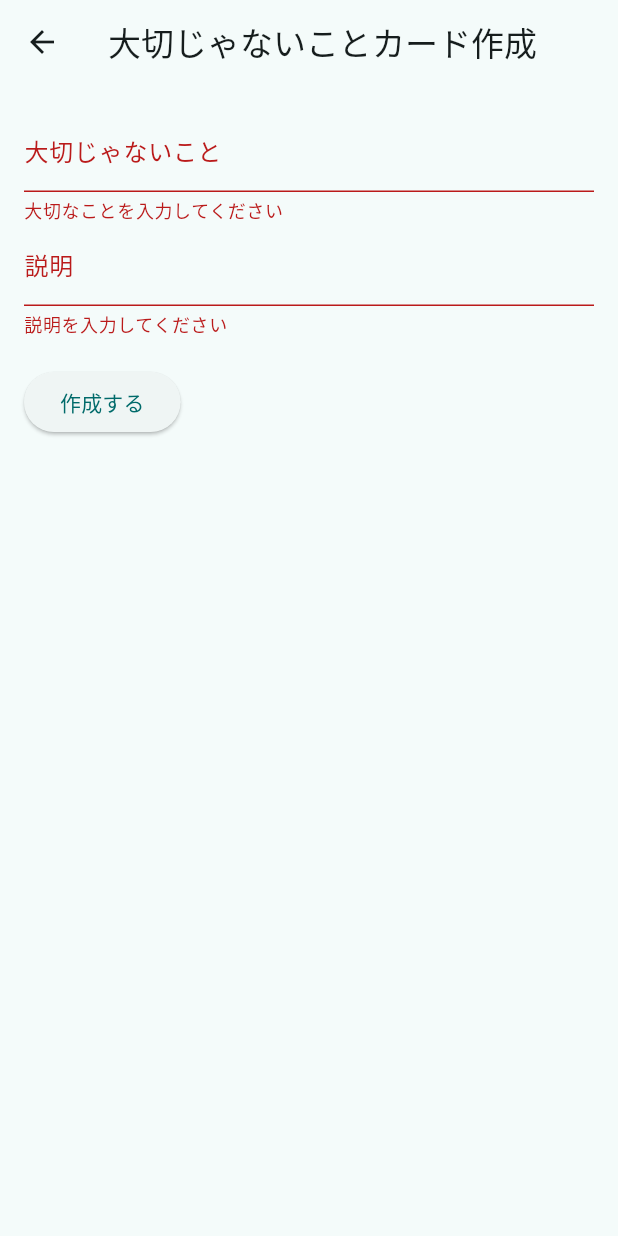
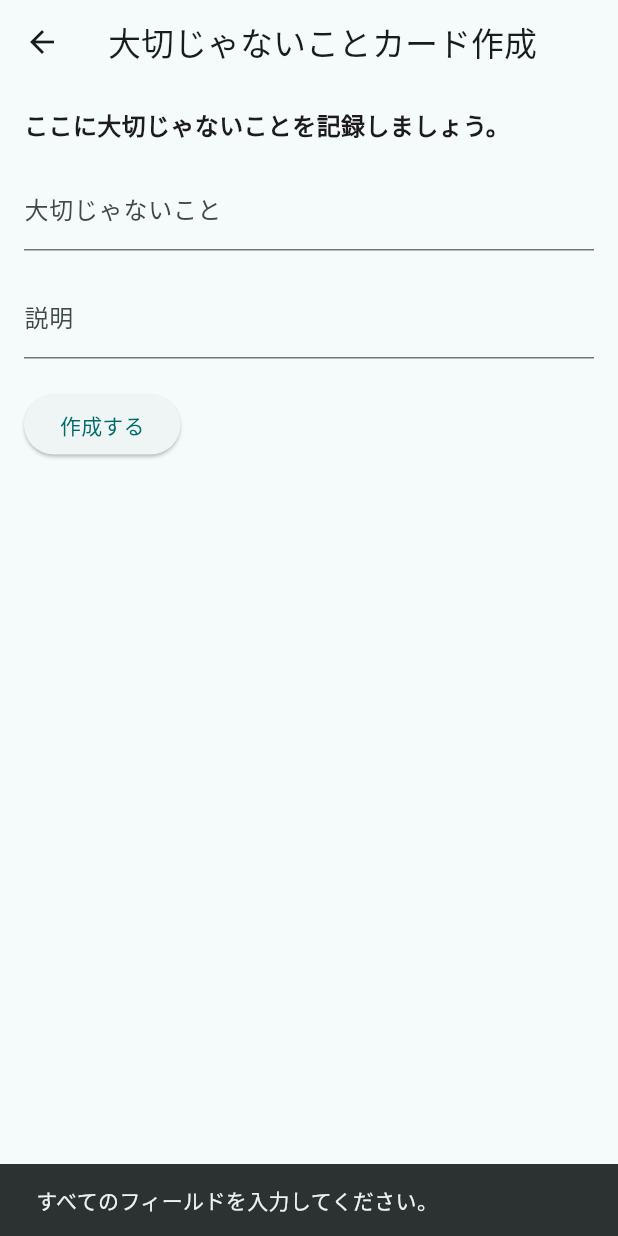
Before and after one commit to tomurango/kotsukotsushare, a Flutter app: the CreateCardScreen screen opened directly with empty values, after a tap on "作成する", on a phone screen of 412 x 824 dp. Run offline on Flutter 3.47's test engine with Material 3 defaults, Android fonts, the light colour scheme and no system bars; our stand-ins replace cloud_firestore, firebase_auth, firebase_core, flutter_hooks, flutter_riverpod, google_fonts and 5 more; accounts and stored records are empty.

Commit message:
ver1.0.1 大切なこと等作成フォームの誤作動修正

```diff
--- a/lib/src/screens/create_card_screen.dart
+++ b/lib/src/screens/create_card_screen.dart
@@ -5,19 +5,28 @@ import 'package:firebase_auth/firebase_auth.dart';
 
 class CreateCardScreen extends HookWidget {
   final String title;
-  final String category; // カテゴリーを渡すためのプロパティ
+  final String category;
+
   CreateCardScreen({required this.title, required this.category});
 
   @override
   Widget build(BuildContext context) {
-    final titleController = useTextEditingController();
-    final descriptionController = useTextEditingController();
-    final formKey = GlobalKey<FormState>();
+    final titleController = TextEditingController();
+    final descriptionController = TextEditingController();
 
     void saveCard() async {
       final user = FirebaseAuth.instance.currentUser;
 
-      if (user != null && formKey.currentState!.validate()) {
+      // バリデーション
+      if (titleController.text.isEmpty || descriptionController.text.isEmpty) {
+        ScaffoldMessenger.of(context).showSnackBar(
+          SnackBar(content: Text('すべてのフィールドを入力してください。')),
+        );
+        return;
+      }
+
+      if (user != null) {
+        try {
           await FirebaseFirestore.instance
               .collection('users')
               .doc(user.uid)
@@ -29,8 +38,19 @@ class CreateCardScreen extends HookWidget {
             'createdAt': Timestamp.now(),
           });
 
-        // 保存後に前の画面に戻る
+          titleController.clear();
+          descriptionController.clear();
+
+          ScaffoldMessenger.of(context).showSnackBar(
+            SnackBar(content: Text('カードを作成しました！')),
+          );
+
           Navigator.of(context).pop();
+        } catch (e) {
+          ScaffoldMessenger.of(context).showSnackBar(
+            SnackBar(content: Text('エラーが発生しました: $e')),
+          );
+        }
       }
     }
 
@@ -42,34 +62,28 @@ class CreateCardScreen extends HookWidget {
               : '大切じゃないことカード作成',
         ),
       ),
-      body: Padding(
+      body: SingleChildScrollView(
         padding: const EdgeInsets.all(16.0),
-        child: Form(
-          key: formKey,
         child: Column(
           crossAxisAlignment: CrossAxisAlignment.start,
           children: [
-              TextFormField(
+            Text(
+              title == 'Important'
+                  ? 'ここに大切なことを記録しましょう。'
+                  : 'ここに大切じゃないことを記録しましょう。',
+              style: TextStyle(fontSize: 16, fontWeight: FontWeight.bold),
+            ),
+            SizedBox(height: 16),
+            TextField(
               controller: titleController,
               decoration: InputDecoration(
                 labelText: title == 'Important' ? '大切なこと' : '大切じゃないこと',
               ),
-                validator: (value) {
-                  if (value == null || value.isEmpty) {
-                    return '大切なことを入力してください';
-                  }
-                  return null;
-                },
             ),
-              TextFormField(
+            SizedBox(height: 16),
+            TextField(
               controller: descriptionController,
               decoration: InputDecoration(labelText: '説明'),
-                validator: (value) {
-                  if (value == null || value.isEmpty) {
-                    return '説明を入力してください';
-                  }
-                  return null;
-                },
             ),
             SizedBox(height: 20),
             ElevatedButton(
@@ -79,7 +93,6 @@ class CreateCardScreen extends HookWidget {
           ],
         ),
       ),
-      ),
     );
   }
 }
--- a/pubspec.yaml
+++ b/pubspec.yaml
@@ -16,7 +16,7 @@ publish_to: 'none' # Remove this line if you wish to publish to pub.dev
 # https://developer.apple.com/library/archive/documentation/General/Reference/InfoPlistKeyReference/Articles/CoreFoundationKeys.html
 # In Windows, build-name is used as the major, minor, and patch parts
 # of the product and file versions while build-number is used as the build suffix.
-version: 1.0.0+1
+version: 1.0.1+2
 
 environment:
   sdk: '>=3.4.0 <4.0.0'
```
Lines whose indentation alone changed are shown as unchanged.
